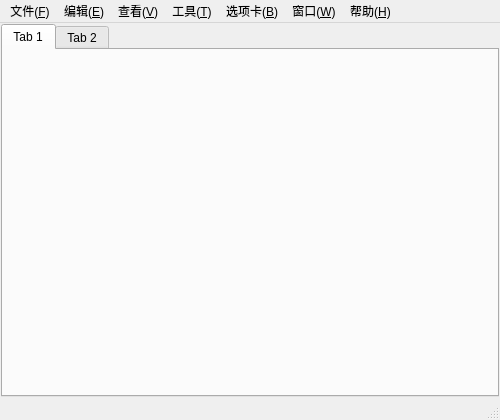
Qt form WindowsClient/shh_UI/mainwindow.ui (H-tao/Penguin) before a commit.
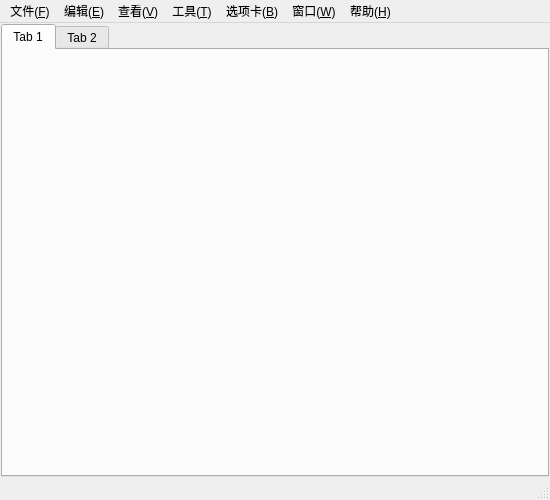
The same form after that commit.

```diff
--- a/WindowsClient/shh_UI/mainwindow.ui
+++ b/WindowsClient/shh_UI/mainwindow.ui
@@ -6,8 +6,8 @@
    <rect>
     <x>0</x>
     <y>0</y>
-    <width>500</width>
-    <height>420</height>
+    <width>550</width>
+    <height>500</height>
    </rect>
   </property>
   <property name="windowTitle">
@@ -71,7 +71,7 @@
     <rect>
      <x>0</x>
      <y>0</y>
-     <width>500</width>
+     <width>550</width>
      <height>23</height>
     </rect>
    </property>
```
